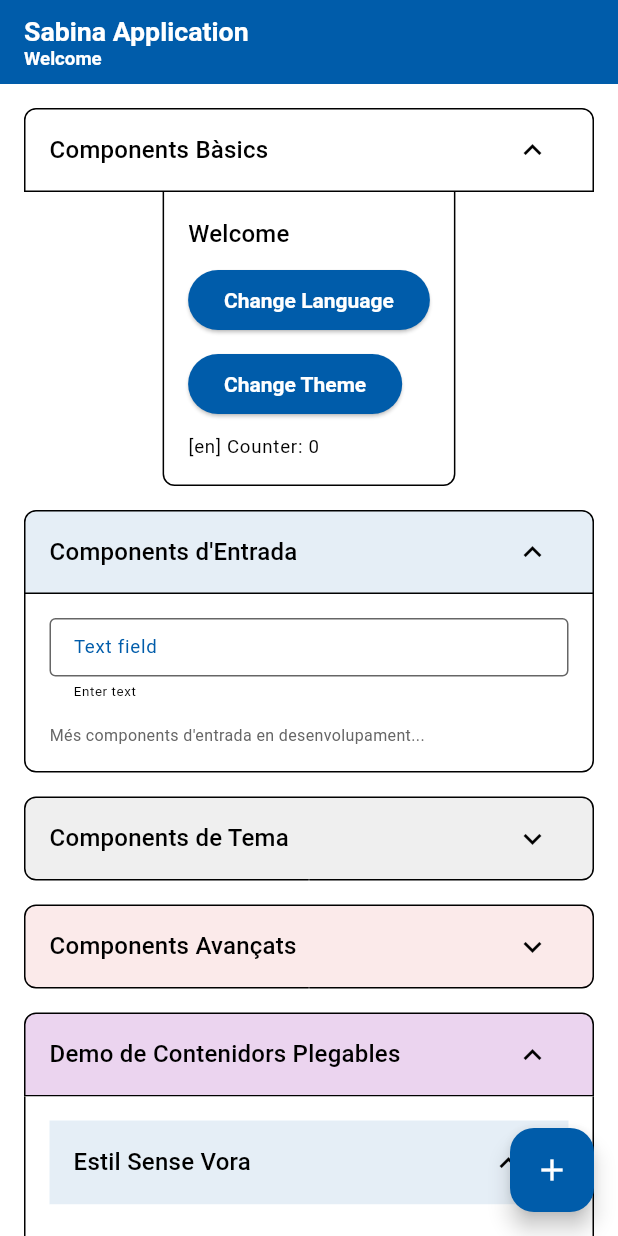
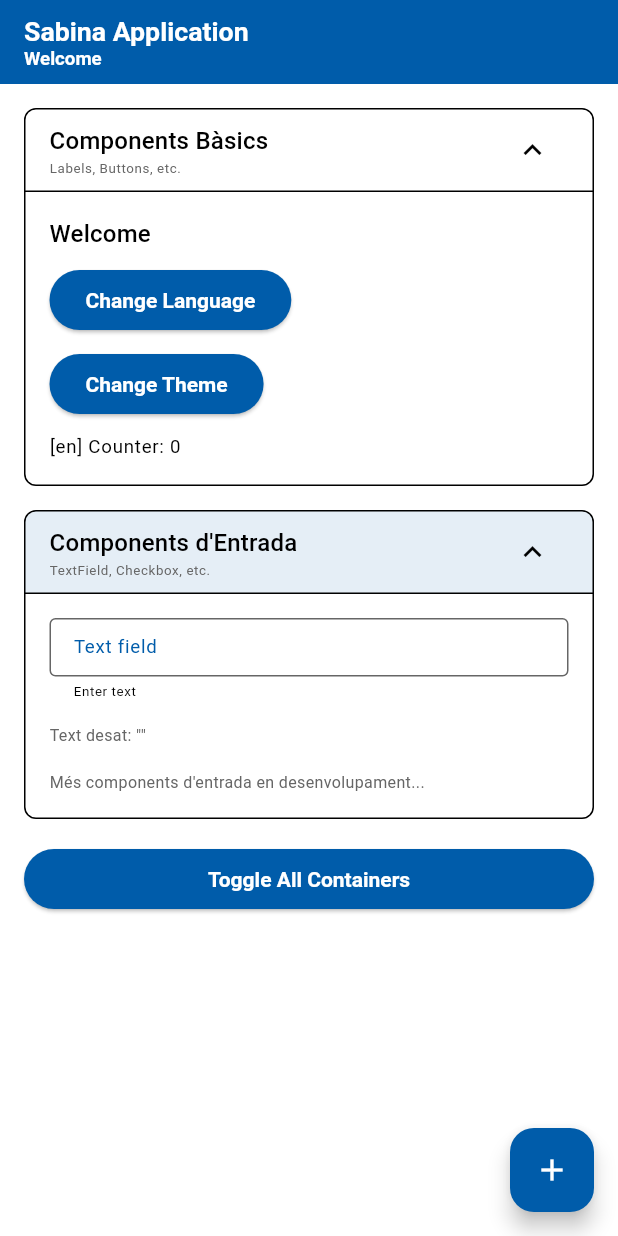
Before and after one commit to Jibort/ld_wbench5, a Flutter app: the screen it shows after launch, after a tap on the "add" icon, on a phone screen of 412 x 824 dp. Run offline on Flutter 3.47's test engine with Material 3 defaults, Android fonts, the phone set to English and light mode, and no system bars; our stand-ins replace flutter_screenutil, get; statements that could not run were skipped.

Commit message:
25_05_18_dg: El widget per a folders sembla actuar correctament.

```diff
--- a/lib/ui/pages/test_page2/test_page2_ctrl.dart
+++ b/lib/ui/pages/test_page2/test_page2_ctrl.dart
@@ -8,6 +8,7 @@ import 'package:ld_wbench5/core/event_bus/ld_event.dart';
 import 'package:ld_wbench5/core/ld_model_abs.dart';
 import 'package:ld_wbench5/core/ld_page/ld_page_ctrl_abs.dart';
 import 'package:ld_wbench5/core/extensions/color_extensions.dart';
+import 'package:ld_wbench5/core/ld_typedefs.dart';
 import 'package:ld_wbench5/core/map_fields.dart';
 import 'package:ld_wbench5/services/L.dart';
 import 'package:ld_wbench5/services/theme_service.dart';
@@ -18,12 +19,17 @@ import 'package:ld_wbench5/ui/widgets/ld_foldable_container/ld_foldable_containe
 import 'package:ld_wbench5/ui/widgets/ld_label/ld_label.dart';
 import 'package:ld_wbench5/ui/widgets/ld_scaffold/ld_scaffold.dart';
 import 'package:ld_wbench5/ui/widgets/ld_text_field/ld_text_field.dart';
+import 'package:ld_wbench5/utils/debug.dart';
 
 /// Controlador per a la pàgina de proves 2
 class TestPage2Ctrl extends LdPageCtrlAbs<TestPage2> {
   // MEMBRES ==============================================
   /// Referència a contenidors plegables per a manipulació programàtica
   final Map<String, LdFoldableContainer> _foldableContainers = {};
+
+  // PERSISTÈNCIA D'ESTAT =================================
+  /// Map per desar l'estat entre reconstruccions
+  static final MapDyns _persistentState = MapDyns();
 
   // CONSTRUCTORS/DESTRUCTORS ============================
   /// Constructor
@@ -36,54 +42,100 @@ class TestPage2Ctrl extends LdPageCtrlAbs<TestPage2> {
     final titleKey = config[cfTitleKey] as String? ?? config[mfTitle] as String? ?? L.sAppSabina;
     final subTitleKey = config[cfSubTitleKey] as String? ?? config[mfSubTitle] as String?;
 
+    // Recuperar valors persistents o crear nous
+    if (_persistentState.isEmpty) {
+      // Primera inicialització - guardar valors per defecte
+      model = TestPage2Model(
+        pPage: cPage,
+        pTitleKey: titleKey,
+        pSubTitleKey: subTitleKey,
+      );
+
+      // Inicialitzar valors per defecte
+      _persistentState['saved_text_field_value'] = "";
+      _persistentState[mfCounter] = 0;
+
+      Debug.info("$tag: Creat nou model de pàgina");
+    } else {
+      // Restauració d'un estat previ
+      try {
+        // Recuperar l'estat del model
+        model = TestPage2Model.fromMap(cPage, _persistentState);
+        Debug.info("$tag: Restaurat model de pàgina des d'estat persistent");
+      } catch (e) {
+        // Si hi ha error en restaurar, crear un nou model
+        Debug.error("$tag: Error restaurant model: $e");
         model = TestPage2Model(
           pPage: cPage,
           pTitleKey: titleKey,
           pSubTitleKey: subTitleKey,
         );
       }
+    }
+  }
 
   @override
   void update() {
-    // Actualitzar estat si és necessari
-    // Per ara només actualitzem l'UI, sense cap lògica addicional
     if (mounted) {
-      setState(() {
-        // Reconstruïm l'UI
-      });
+      setState(() {});
     }
   }
 
   @override
   void dispose() {
+    // Només guardar l'estat si el model no és null
+    if (model != null) {
+      // Desar l'estat actual per a futures reconstruccions
+      _saveState();
+    }
+
     super.dispose();
   }
 
+  /// Guarda l'estat actual per a futures reconstruccions
+  void _saveState() {
+    final currentModel = model as TestPage2Model?;
+    if (currentModel != null) {
+      // Convertir el model a un mapa i guardar-lo
+      final modelMap = currentModel.toMap();
+
+      // Només actualitzar els camps que existeixen (no sobreescriure tot)
+      for (final entry in modelMap.entries) {
+        _persistentState[entry.key] = entry.value;
+      }
+
+      Debug.info("$tag: Estat del model desat per a persistència");
+    }
+  }
+
   @override
-  void onEvent(LdEvent pEvent) {
+  void onEvent(LdEvent event) {
     // Gestionar diferents tipus d'events
-    if (pEvent.eType == EventType.languageChanged ||
-        pEvent.eType == EventType.rebuildUI) {
+    if (event.eType == EventType.languageChanged ||
+        event.eType == EventType.themeChanged ||
+        event.eType == EventType.rebuildUI) {
+
+      // Guardar l'estat abans de la reconstrucció
+      _saveState();
 
       // Només reconstruir si està muntat
       if (mounted) {
-        setState(() {
-          // Forçem reconstrucció de l'UI
-        });
+        setState(() {});
       }
     }
   }
 
   @override
-  void onModelChanged(LdModelAbs pModel, void Function() pfUpdate) {
-    // Executar l'actualització sempre
-    pfUpdate();
+  void onModelChanged(LdModelAbs pModel, void Function() pfnUpdate) {
+    // Executar l'acció d'actualització
+    pfnUpdate();
+
+    // Guardar l'estat quan canvia el model
+    _saveState();
 
     // Reconstruir si està muntat
     if (mounted) {
-      setState(() {
-        // Reconstruïm el widget
-      });
+      setState(() {});
     }
   }
 
@@ -93,6 +145,9 @@ class TestPage2Ctrl extends LdPageCtrlAbs<TestPage2> {
     if (pageModel == null) {
       return const Center(child: CircularProgressIndicator());
     }
+
+    // Actualitzar l'estat persistit amb les dades actuals del model
+    _persistentState[mfCounter] = pageModel.counter;
 
     // Netegem referències antigues als contenidors
     _foldableContainers.clear();
@@ -106,10 +161,9 @@ class TestPage2Ctrl extends LdPageCtrlAbs<TestPage2> {
         ),
       ),
       body: SafeArea(
-        child: SingleChildScrollView(
+        // Utilitzem ListView en lloc de SingleChildScrollView per millor rendiment
+        child: ListView(
           padding: const EdgeInsets.all(16.0),
-          child: Column(
-            crossAxisAlignment: CrossAxisAlignment.stretch,
           children: [
             // Contenidor dels components bàsics
             _buildBasicComponentsSection(context),
@@ -119,20 +173,21 @@ class TestPage2Ctrl extends LdPageCtrlAbs<TestPage2> {
             // Contenidor dels components d'entrada i formularis
             _buildInputComponentsSection(context),
 
-              const SizedBox(height: 16),
+            // Comentem temporalment aquests contenidors per identificar el problema
+            // const SizedBox(height: 16),
 
-              // Contenidor dels components de temes i estils
-              _buildThemeComponentsSection(context),
+            // // Contenidor dels components de temes i estils
+            // _buildThemeComponentsSection(context),
 
-              const SizedBox(height: 16),
+            // const SizedBox(height: 16),
 
-              // Contenidor dels components avançats
-              _buildAdvancedComponentsSection(context),
+            // // Contenidor dels components avançats
+            // _buildAdvancedComponentsSection(context),
 
-              const SizedBox(height: 16),
+            // const SizedBox(height: 16),
 
-              // Contenidor per a configuracions de LdFoldableContainer
-              _buildFoldableContainerDemoSection(context),
+            // // Contenidor per a configuracions de LdFoldableContainer
+            // _buildFoldableContainerDemoSection(context),
 
             const SizedBox(height: 16),
 
@@ -142,16 +197,18 @@ class TestPage2Ctrl extends LdPageCtrlAbs<TestPage2> {
               onPressed: _toggleAllContainers,
             ),
 
-              // Espai extra al final per assegurar que hi ha suficient espai
-              // quan el teclat està visible
-              SizedBox(height: MediaQuery.of(context).size.height * 0.1),
+            // Espai extra al final
+            const SizedBox(height: 60),
           ],
-          ),
         ),
       ),
       floatingActionButton: FloatingActionButton(
         onPressed: () {
-          (model as TestPage2Model?)?.incrementCounter();
+          if (model != null) {
+            (model as TestPage2Model).incrementCounter();
+            // Actualitzar també l'estat persistent directament per seguretat
+            _persistentState[mfCounter] = (model as TestPage2Model).counter;
+          }
         },
         child: const Icon(Icons.add),
       ),
@@ -169,6 +226,7 @@ class TestPage2Ctrl extends LdPageCtrlAbs<TestPage2> {
       initialExpanded: true,
       content: Column(
         crossAxisAlignment: CrossAxisAlignment.start,
+        mainAxisSize: MainAxisSize.min,
         children: [
           // LdLabel
           LdLabel(
@@ -181,7 +239,11 @@ class TestPage2Ctrl extends LdPageCtrlAbs<TestPage2> {
           // LdButton
           LdButton(
             text: L.sChangeLanguage,
-            onPressed: () => L.toggleLanguage(),
+            onPressed: () {
+              // Guardar estat abans de canviar l'idioma
+              _saveState();
+              L.toggleLanguage();
+            },
           ),
 
           const SizedBox(height: 8),
@@ -189,7 +251,11 @@ class TestPage2Ctrl extends LdPageCtrlAbs<TestPage2> {
           // LdButton amb tema diferent
           LdButton(
             text: L.sChangeTheme,
-            onPressed: () => ThemeService.s.toggleTheme(),
+            onPressed: () {
+              // Guardar estat abans de canviar el tema
+              _saveState();
+              ThemeService.s.toggleTheme();
+            },
           ),
 
           const SizedBox(height: 8),
@@ -197,7 +263,7 @@ class TestPage2Ctrl extends LdPageCtrlAbs<TestPage2> {
           // Comptador
           LdLabel(
             pLabel: L.sCounter,
-            pPosArgs: [(model as TestPage2Model?)?.counter.toString() ?? "0"],
+            pPosArgs: [(_persistentState[mfCounter] ?? 0).toString()],
             style: Theme.of(context).textTheme.bodyLarge,
           ),
         ],
@@ -212,6 +278,9 @@ class TestPage2Ctrl extends LdPageCtrlAbs<TestPage2> {
 
   /// Construeix la secció de components d'entrada
   Widget _buildInputComponentsSection(BuildContext context) {
+    // Recuperar el text guardat si existeix
+    final savedText = _persistentState['saved_text_field_value'] as String? ?? "";
+
     final container = LdFoldableContainer(
       pTag: "InputComponentsContainer",
       titleKey: "Components d'Entrada",
@@ -219,12 +288,24 @@ class TestPage2Ctrl extends LdPageCtrlAbs<TestPage2> {
       headerBackgroundColor: Theme.of(context).colorScheme.primary.setOpacity(0.1),
       content: Column(
         crossAxisAlignment: CrossAxisAlignment.start,
+        mainAxisSize: MainAxisSize.min,
         children: [
           // LdTextField
           LdTextField(
+            pTag: "TestTextField",
+            initialText: savedText,
             label: L.sTextField,
             helpText: L.sTextFieldHelp,
+            onTextChanged: (newText) {
+              // Actualitzar directament l'estat persistent
+              _persistentState['saved_text_field_value'] = newText;
+            },
           ),
+
+          const SizedBox(height: 16),
+
+          // Mostrar el valor desat
+          Text("Text desat: \"$savedText\""),
 
           const SizedBox(height: 16),
 
@@ -250,6 +331,7 @@ class TestPage2Ctrl extends LdPageCtrlAbs<TestPage2> {
       initialExpanded: false,
       content: Column(
         crossAxisAlignment: CrossAxisAlignment.start,
+        mainAxisSize: MainAxisSize.min,
         children: [
           // Aquí s'integraran els components de tema
           const Text("Components de tema en desenvolupament..."),
@@ -273,6 +355,7 @@ class TestPage2Ctrl extends LdPageCtrlAbs<TestPage2> {
       initialExpanded: false,
       content: Column(
         crossAxisAlignment: CrossAxisAlignment.start,
+        mainAxisSize: MainAxisSize.min,
         children: [
           // Aquí s'integraran els components avançats
           const Text("Components avançats en desenvolupament..."),
@@ -294,110 +377,13 @@ class TestPage2Ctrl extends LdPageCtrlAbs<TestPage2> {
       titleKey: "Demo de Contenidors Plegables",
       subtitleKey: "Diferents estils i configuracions",
       headerBackgroundColor: Colors.purple.setOpacity(0.2),
+      initialExpanded: false,
       content: Column(
         crossAxisAlignment: CrossAxisAlignment.start,
+        mainAxisSize: MainAxisSize.min,
         children: [
-          // Estil personalitzat 1: sense vora
-          LdFoldableContainer(
-            pTag: "CustomStyle1",
-            titleKey: "Estil Sense Vora",
-            subtitleKey: "Amb text i icones personalitzats",
-            showBorder: false,
-            headerBackgroundColor: Theme.of(context).colorScheme.primary.setOpacity(0.1),
-            expansionIcon: Icons.keyboard_arrow_up,
-            collapsedIcon: Icons.keyboard_arrow_down,
-            content: const Padding(
-              padding: EdgeInsets.all(8.0),
-              child: Text("Aquest contenidor no té vora i utilitza icones personalitzades per a l'expansió."),
-            ),
-          ),
-
-          const SizedBox(height: 16),
-
-          // Estil personalitzat 2: vora arrodonida
-          LdFoldableContainer(
-            pTag: "CustomStyle2",
-            titleKey: "Estil Amb Vora Arrodonida",
-            borderRadius: 16.0,
-            borderColor: Colors.orange,
-            borderWidth: 2.0,
-            headerBackgroundColor: Colors.orange.setOpacity(0.1),
-            contentBackgroundColor: Colors.orange.setOpacity(0.05),
-            content: const Padding(
-              padding: EdgeInsets.all(8.0),
-              child: Text("Aquest contenidor té una vora arrodonida amb color personalitzat."),
-            ),
-          ),
-
-          const SizedBox(height: 16),
-
-          // Estil personalitzat 3: amb accions a la capçalera
-          LdFoldableContainer(
-            pTag: "CustomStyle3",
-            titleKey: "Amb Accions a la Capçalera",
-            headerBackgroundColor: Colors.blue.setOpacity(0.1),
-            headerActions: [
-              IconButton(
-                icon: const Icon(Icons.favorite),
-                onPressed: () {
-                  // Executar acció quan es premi el botó
-                },
-                splashRadius: 20,
-              ),
-              IconButton(
-                icon: const Icon(Icons.info_outline),
-                onPressed: () {
-                  // Executar acció quan es premi el botó
-                },
-                splashRadius: 20,
-              ),
-            ],
-            content: const Padding(
-              padding: EdgeInsets.all(8.0),
-              child: Text("Aquest contenidor té botons d'acció a la capçalera."),
-            ),
-          ),
-
-          const SizedBox(height: 16),
-
-          // Estil personalitzat 4: amb capçalera personalitzada
-          LdFoldableContainer(
-            pTag: "CustomStyle4",
-            header: Container(
-              height: 56.0,
-              padding: const EdgeInsets.symmetric(horizontal: 16.0),
-              decoration: BoxDecoration(
-                color: Colors.green.setOpacity(0.2),
-                borderRadius: const BorderRadius.only(
-                  topLeft: Radius.circular(8.0),
-                  topRight: Radius.circular(8.0),
-                ),
-                border: Border.all(color: Colors.green, width: 1.0),
-              ),
-              child: Row(
-                children: [
-                  const Icon(Icons.star, color: Colors.green),
-                  const SizedBox(width: 8.0),
-                  const Expanded(
-                    child: Text(
-                      "Capçalera Totalment Personalitzada",
-                      style: TextStyle(fontWeight: FontWeight.bold),
-                    ),
-                  ),
-                  IconButton(
-                    icon: const Icon(Icons.expand_more),
-                    onPressed: () {
-                      // Acció del botó personalitzada
-                    },
-                  ),
-                ],
-              ),
-            ),
-            content: const Padding(
-              padding: EdgeInsets.all(8.0),
-              child: Text("Aquest contenidor té una capçalera completament personalitzada."),
-            ),
-          ),
+          // Aquí anirien diferents exemples de contenidors
+          const Text("Exemples de contenidors en desenvolupament..."),
         ],
       ),
     );
--- a/lib/ui/widgets/ld_foldable_container/ld_foldable_container_ctrl.dart
+++ b/lib/ui/widgets/ld_foldable_container/ld_foldable_container_ctrl.dart
@@ -16,6 +16,9 @@ class LdFoldableContainerCtrl extends LdWidgetCtrlAbs<LdFoldableContainer> {
   // MEMBRES ==============================================
   /// Duració de l'animació d'expansió
   late final Duration _animationDuration;
+
+  /// Node de focus que podria necessitar ser restaurat
+  FocusNode? _lastFocusedNode;
 
   /// Indica si el contingut està expandit
   bool get isExpanded => (model as LdFoldableContainerModel?)?.isExpanded ?? true;
@@ -45,7 +48,7 @@ class LdFoldableContainerCtrl extends LdWidgetCtrlAbs<LdFoldableContainer> {
         modelConfig[mfTitleKey] = titleKey;
       }
 
-      final subtitleKey = widget.config[cfSubTitleKey] as String?;
+      final subtitleKey = widget.config[mfSubtitleKey] as String?;
       if (subtitleKey != null) {
         modelConfig[mfSubtitleKey] = subtitleKey;
       }
@@ -88,7 +91,23 @@ class LdFoldableContainerCtrl extends LdWidgetCtrlAbs<LdFoldableContainer> {
   void setExpanded(bool expanded) {
     final containerModel = model as LdFoldableContainerModel?;
     if (containerModel != null && containerModel.isExpanded != expanded) {
+      // Desar l'estat del focus actual
+      final currentFocus = FocusManager.instance.primaryFocus;
+      if (currentFocus != null) {
+        _lastFocusedNode = currentFocus;
+      }
+
+      // Canviar l'estat d'expansió
       containerModel.isExpanded = expanded;
+
+      // Si estem expandint, restaurar focus després d'un retard
+      if (expanded && _lastFocusedNode != null) {
+        Future.delayed(_animationDuration, () {
+          if (mounted && _lastFocusedNode != null && _lastFocusedNode!.canRequestFocus) {
+            _lastFocusedNode!.requestFocus();
+          }
+        });
+      }
 
       // Cridar el callback onExpansionChanged si existeix
       final callback = widget.config[efOnExpansionChanged] as Function(bool)?;
@@ -213,12 +232,13 @@ class LdFoldableContainerCtrl extends LdWidgetCtrlAbs<LdFoldableContainer> {
       ),
     );
 
-    // Widget contingut o widget buit
-    final content = config[cfContent] as Widget? ?? const SizedBox.shrink();
+    // Widget contingut
+    final contentWidget = config[cfContent] as Widget? ?? const SizedBox.shrink();
 
     // Construir el contenidor amb animació
     return Column(
       mainAxisSize: MainAxisSize.min,
+      crossAxisAlignment: CrossAxisAlignment.stretch,
       children: [
         // Capçalera (sempre visible)
         header,
@@ -228,6 +248,7 @@ class LdFoldableContainerCtrl extends LdWidgetCtrlAbs<LdFoldableContainer> {
           duration: _animationDuration,
           curve: Curves.easeInOut,
           height: containerModel.isExpanded ? null : 0.0,
+          clipBehavior: Clip.antiAlias,
           decoration: BoxDecoration(
             color: contentBackgroundColor,
             borderRadius: showBorder ? BorderRadius.only(
@@ -240,17 +261,14 @@ class LdFoldableContainerCtrl extends LdWidgetCtrlAbs<LdFoldableContainer> {
               bottom: BorderSide(color: borderColor, width: borderWidth),
             ) : null,
           ),
-          padding: EdgeInsets.zero,
-          child: ClipRect(
-            child: AnimatedOpacity(
-              opacity: containerModel.isExpanded ? 1.0 : 0.0,
-              duration: _animationDuration,
-              child: containerModel.isExpanded
-                ? Padding(
-                    padding: contentPadding,
-                    child: content,
-                  )
-                : const SizedBox.shrink(),
+          child: Visibility(
+            visible: containerModel.isExpanded,
+            maintainState: true,
+            maintainAnimation: true,
+            maintainSize: false,
+            child: Padding(
+              padding: contentPadding,
+              child: contentWidget,
             ),
           ),
         ),
```
Also changed, not shown: lib/ui/pages/test_page2/new_widgets_test_page_model.dart (+149 -149 lines), 9 other files. Lines whose indentation alone changed are shown as unchanged.
